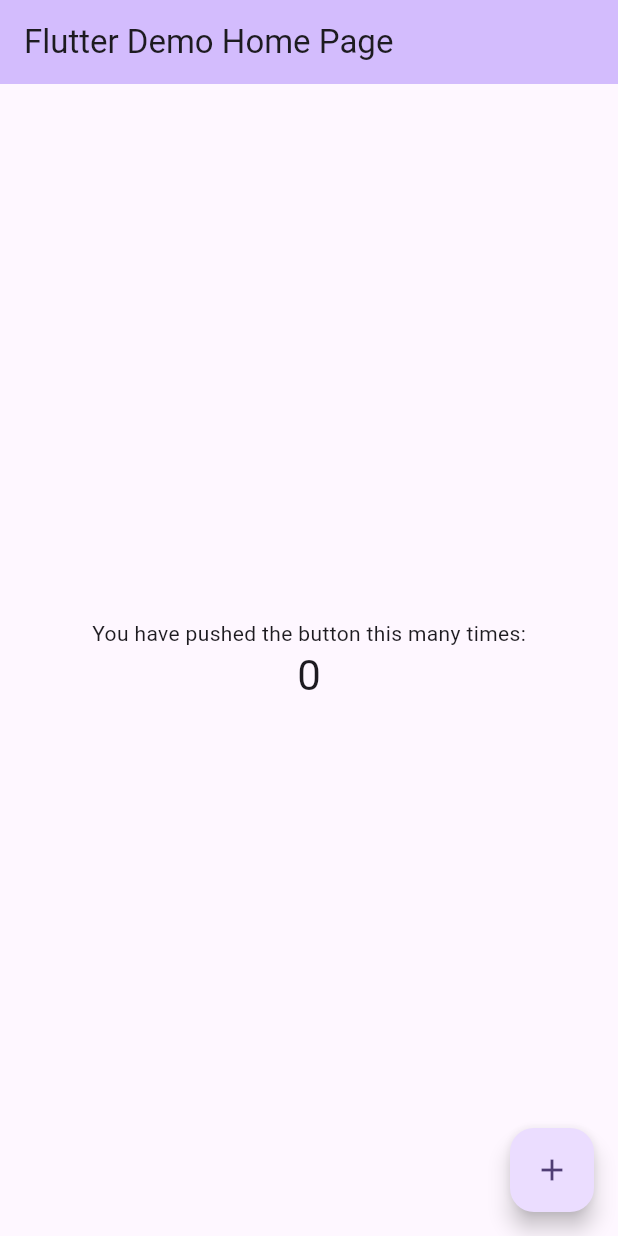
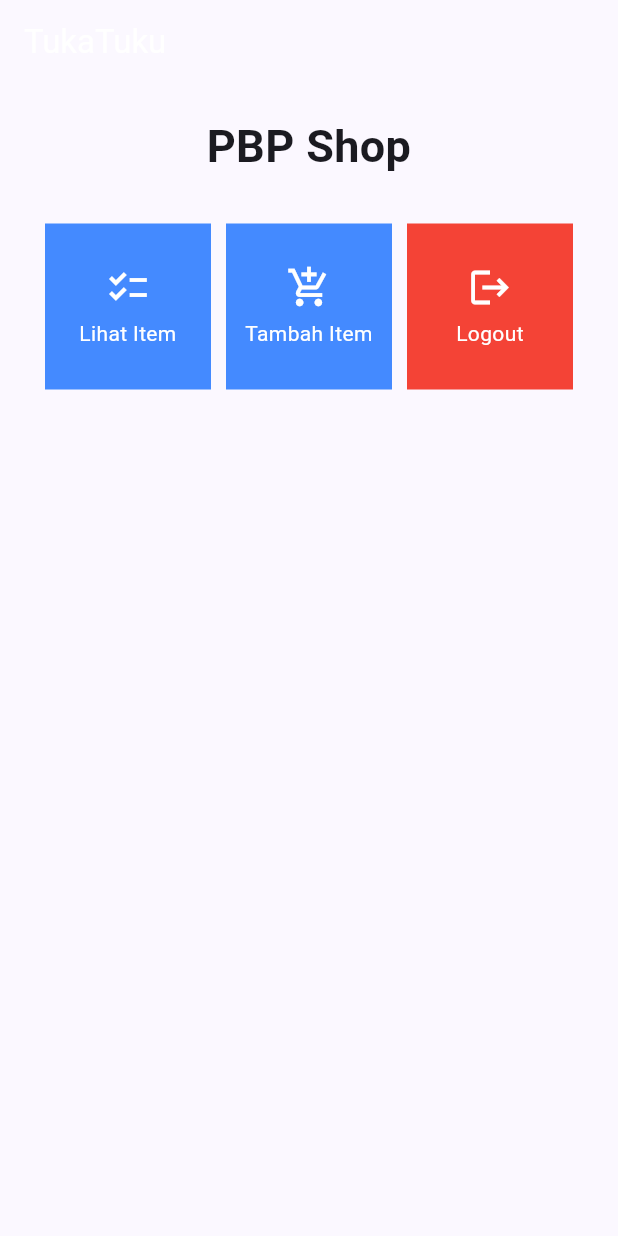
Before and after one commit to fauzanjaisyu/tukatuku_flutter, a Flutter app: the screen it shows after launch, on a phone screen of 412 x 824 dp. Run offline on Flutter 3.47's test engine with Material 2 defaults, Android fonts, the light colour scheme and no system bars.

Commit message:
Menamatkan Tugas 7

```diff
--- a/lib/main.dart
+++ b/lib/main.dart
@@ -1,4 +1,5 @@
 import 'package:flutter/material.dart';
+import 'package:tukatuku/menu.dart';
 
 void main() {
   runApp(const MyApp());
@@ -28,98 +29,10 @@
         //
         // This works for code too, not just values: Most code changes can be
         // tested with just a hot reload.
-        colorScheme: ColorScheme.fromSeed(seedColor: Colors.deepPurple),
+        colorScheme: ColorScheme.fromSeed(seedColor: Colors.indigo),
         useMaterial3: true,
       ),
-      home: const MyHomePage(title: 'Flutter Demo Home Page'),
+      home: MyHomePage(),
     );
   }
 }
-
-class MyHomePage extends StatefulWidget {
-  const MyHomePage({super.key, required this.title});
-
-  // This widget is the home page of your application. It is stateful, meaning
-  // that it has a State object (defined below) that contains fields that affect
-  // how it looks.
-
-  // This class is the configuration for the state. It holds the values (in this
-  // case the title) provided by the parent (in this case the App widget) and
-  // used by the build method of the State. Fields in a Widget subclass are
-  // always marked "final".
-
-  final String title;
-
-  @override
-  State<MyHomePage> createState() => _MyHomePageState();
-}
-
-class _MyHomePageState extends State<MyHomePage> {
-  int _counter = 0;
-
-  void _incrementCounter() {
-    setState(() {
-      // This call to setState tells the Flutter framework that something has
-      // changed in this State, which causes it to rerun the build method below
-      // so that the display can reflect the updated values. If we changed
-      // _counter without calling setState(), then the build method would not be
-      // called again, and so nothing would appear to happen.
-      _counter++;
-    });
-  }
-
-  @override
-  Widget build(BuildContext context) {
-    // This method is rerun every time setState is called, for instance as done
-    // by the _incrementCounter method above.
-    //
-    // The Flutter framework has been optimized to make rerunning build methods
-    // fast, so that you can just rebuild anything that needs updating rather
-    // than having to individually change instances of widgets.
-    return Scaffold(
-      appBar: AppBar(
-        // TRY THIS: Try changing the color here to a specific color (to
-        // Colors.amber, perhaps?) and trigger a hot reload to see the AppBar
-        // change color while the other colors stay the same.
-        backgroundColor: Theme.of(context).colorScheme.inversePrimary,
-        // Here we take the value from the MyHomePage object that was created by
-        // the App.build method, and use it to set our appbar title.
-        title: Text(widget.title),
-      ),
-      body: Center(
-        // Center is a layout widget. It takes a single child and positions it
-        // in the middle of the parent.
-        child: Column(
-          // Column is also a layout widget. It takes a list of children and
-          // arranges them vertically. By default, it sizes itself to fit its
-          // children horizontally, and tries to be as tall as its parent.
-          //
-          // Column has various properties to control how it sizes itself and
-          // how it positions its children. Here we use mainAxisAlignment to
-          // center the children vertically; the main axis here is the vertical
-          // axis because Columns are vertical (the cross axis would be
-          // horizontal).
-          //
-          // TRY THIS: Invoke "debug painting" (choose the "Toggle Debug Paint"
-          // action in the IDE, or press "p" in the console), to see the
-          // wireframe for each widget.
-          mainAxisAlignment: MainAxisAlignment.center,
-          children: <Widget>[
-            const Text(
-              'You have pushed the button this many times:',
-            ),
-            Text(
-              '$_counter',
-              style: Theme.of(context).textTheme.headlineMedium,
-            ),
-          ],
-        ),
-      ),
-      floatingActionButton: FloatingActionButton(
-        onPressed: _incrementCounter,
-        tooltip: 'Increment',
-        child: const Icon(Icons.add),
-      ), // This trailing comma makes auto-formatting nicer for build methods.
-    );
-  }
-}
--- /dev/null
+++ b/lib/menu.dart
@@ -0,0 +1,121 @@
+import 'package:flutter/material.dart';
+
+
+class MyHomePage extends StatelessWidget {
+  MyHomePage({Key? key}) : super(key: key);
+  final List<Item> items = [
+    Item("Lihat Item", Icons.checklist, Colors.blueAccent),
+    Item("Tambah Item", Icons.add_shopping_cart, Colors.blueAccent),
+    Item("Logout", Icons.logout, Colors.red),
+  ];
+  // This widget is the home page of your application. It is stateful, meaning
+  // that it has a State object (defined below) that contains fields that affect
+  // how it looks.
+
+  // This class is the configuration for the state. It holds the values (in this
+  // case the title) provided by the parent (in this case the App widget) and
+  // used by the build method of the State. Fields in a Widget subclass are
+  // always marked "final".
+
+  @override
+    Widget build(BuildContext context) {
+        return Scaffold(
+      appBar: AppBar(
+        title: const Text(
+          'TukaTuku',
+          style: TextStyle(color: Colors.white),
+        ),
+      ),
+      body: SingleChildScrollView(
+        // Widget wrapper yang dapat discroll
+        child: Padding(
+          padding: const EdgeInsets.all(10.0), // Set padding dari halaman
+          child: Column(
+            // Widget untuk menampilkan children secara vertikal
+            children: <Widget>[
+              const Padding(
+                padding: EdgeInsets.only(top: 10.0, bottom: 10.0),
+                // Widget Text untuk menampilkan tulisan dengan alignment center dan style yang sesuai
+                child: Text(
+                  'PBP Shop', // Text yang menandakan toko
+                  textAlign: TextAlign.center,
+                  style: TextStyle(
+                    fontSize: 30,
+                    fontWeight: FontWeight.bold,
+                  ),
+                ),
+              ),
+              // Grid layout
+              GridView.count(
+                // Container pada card kita.
+                primary: true,
+                padding: const EdgeInsets.all(20),
+                crossAxisSpacing: 10,
+                mainAxisSpacing: 10,
+                crossAxisCount: 3,
+                shrinkWrap: true,
+                children: items.map((Item item) {
+                  // Iterasi untuk setiap item
+                  return ShopCard(item);
+                }).toList(),
+              ),
+            ],
+          ),
+        ),
+      ),
+    );
+    }
+}
+
+class Item {
+  final String name;
+  final IconData icon;
+  final Color color;
+
+  Item(this.name, this.icon, this.color);
+}
+
+class ShopCard extends StatelessWidget {
+  final Item item;
+
+  const ShopCard(this.item, {super.key}); // Constructor
+
+  @override
+  Widget build(BuildContext context) {
+    return Material(
+      color: item.color,
+      child: InkWell(
+        // Area responsive terhadap sentuhan
+        onTap: () {
+          // Memunculkan SnackBar ketika diklik
+          ScaffoldMessenger.of(context)
+            ..hideCurrentSnackBar()
+            ..showSnackBar(SnackBar(
+                content: Text("Kamu telah menekan tombol ${item.name}!")));
+        },
+        child: Container(
+          // Container untuk menyimpan Icon dan Text
+          padding: const EdgeInsets.all(8),
+          child: Center(
+            child: Column(
+              mainAxisAlignment: MainAxisAlignment.center,
+              children: [
+                Icon(
+                  item.icon,
+                  color: Colors.white,
+                  size: 30.0,
+                ),
+                const Padding(padding: EdgeInsets.all(3)),
+                Text(
+                  item.name,
+                  textAlign: TextAlign.center,
+                  style: const TextStyle(color: Colors.white),
+                ),
+              ],
+            ),
+          ),
+        ),
+      ),
+    );
+  }
+}
```
Also changed, not shown: 1 other file.
